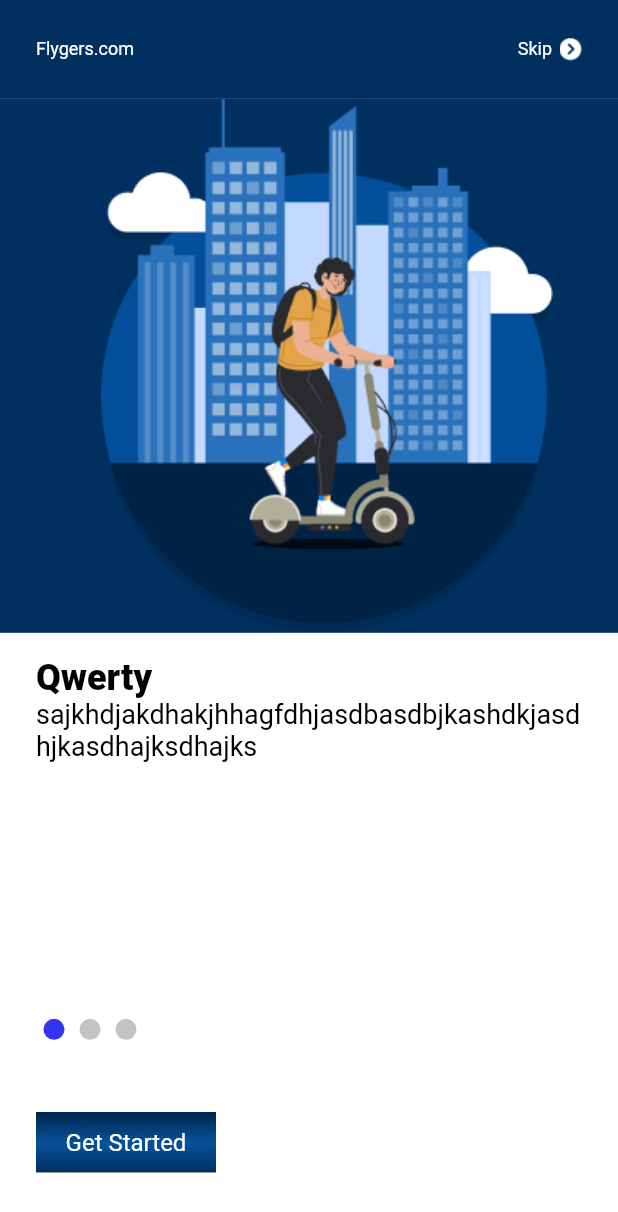
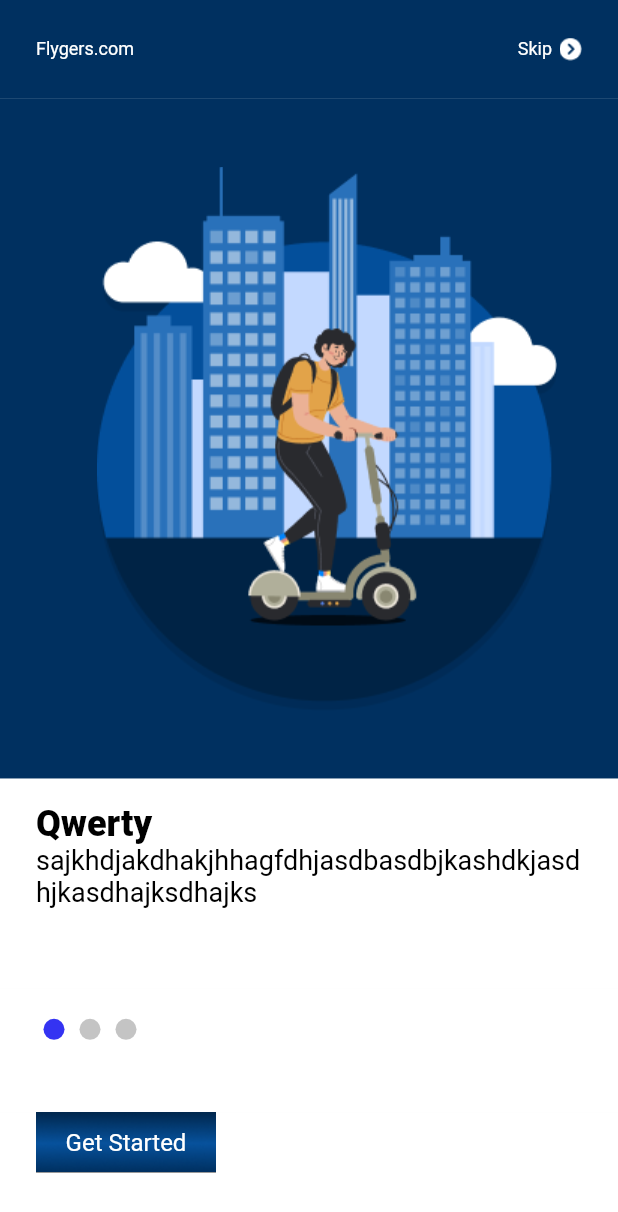
Before and after one commit to rinkuniks/flygrs-flutter, a Flutter app: the screen it shows after launch, on a phone screen of 412 x 824 dp. Shown: the top 1212 px of the screen. Run offline on Flutter 3.47's test engine with Material 2 defaults, Android fonts, the phone set to English and light mode, and no system bars; our stand-ins replace flutter_rating_bar, flutter_svg, syncfusion_flutter_datepicker; missing offline and left inert: flutter_share; Roboto replaces fonts that are missing (Poppins).

Commit message:
Route change

```diff
--- a/lib/view/preAuth/getStartedScreenView.dart
+++ b/lib/view/preAuth/getStartedScreenView.dart
@@ -42,7 +42,9 @@ class _GetStartedScreenState extends State<GetStartedScreen> {
   Widget build(BuildContext context) {
     return SafeArea(
       child: Scaffold(
-        body: Column(
+        body: SizedBox(
+          height: MediaQuery.of(context).size.height,
+          child: Column(
             children: <Widget>[
               // carousel UI
               Expanded(
@@ -174,12 +176,7 @@ class _GetStartedScreenState extends State<GetStartedScreen> {
                         onTap: () {
                           if (kDebugMode) {
                             // Utils.snackBar("Clicked", context);
-                          // Navigator.pushNamed(context, RouteName.signupLogin);
-                          // Navigator.pushNamed(context, RouteName.bottomNavigation);
                             Navigator.pushNamed(context, RouteName.signupLogin);
-                          // Navigator.pushNamed(context, RouteName.bottomNavigation);
-                          // Navigator.pushNamed(context, RouteName.bookingScreen);
-                          // Navigator.pushNamed(context, RouteName.takeMeHome);
                           }
                         }
                         ),
@@ -187,6 +184,7 @@ class _GetStartedScreenState extends State<GetStartedScreen> {
                 ),
               ),
             ],
+          ),
         ),
       ),
     );
@@ -202,10 +200,12 @@ class Pages extends StatelessWidget {
   const Pages({super.key, this.title, this.subTitle, this.imgPath});
   @override
   Widget build(BuildContext context) {
+    double screenWidth = MediaQuery.of(context).size.width;
+    double screenHeight = MediaQuery.of(context).size.height;
     return Column(children: <Widget>[
       Container(
-        width: MediaQuery.of(context).size.width,
-        height: 356,
+        width: screenWidth * 1,
+        height: screenHeight * 0.55,
         padding: const EdgeInsets.only(left: 24),
         color: AppColors.primaryBackgroundColor,
         child: Image.asset(
```
Lines whose indentation alone changed are shown as unchanged.
